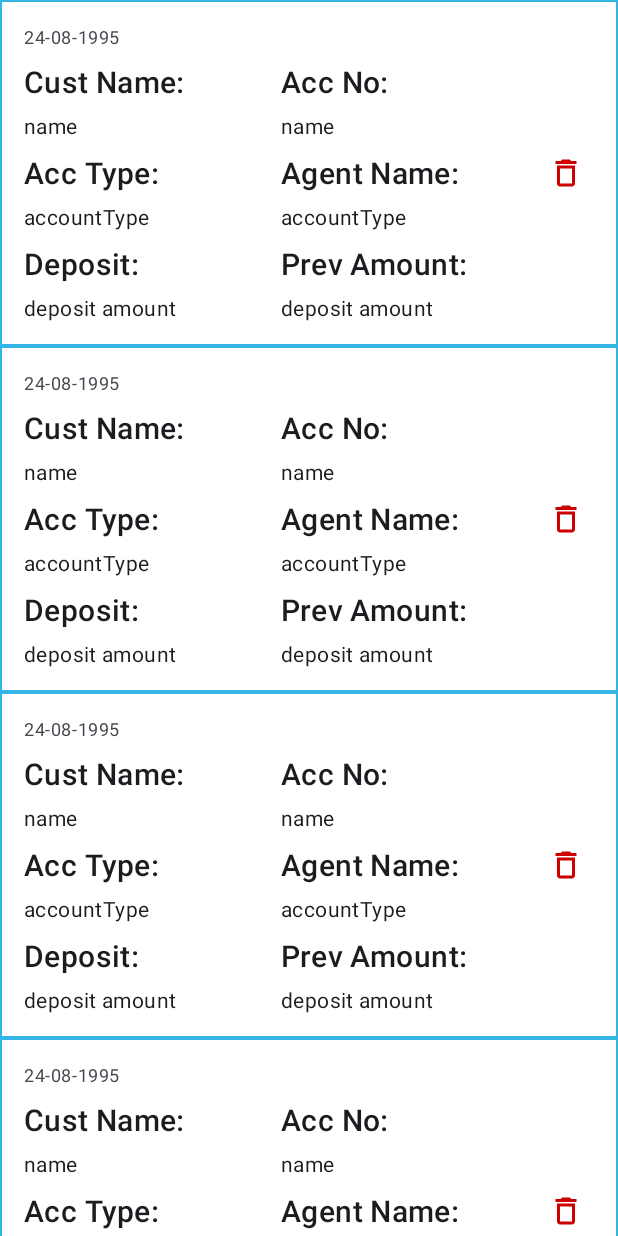
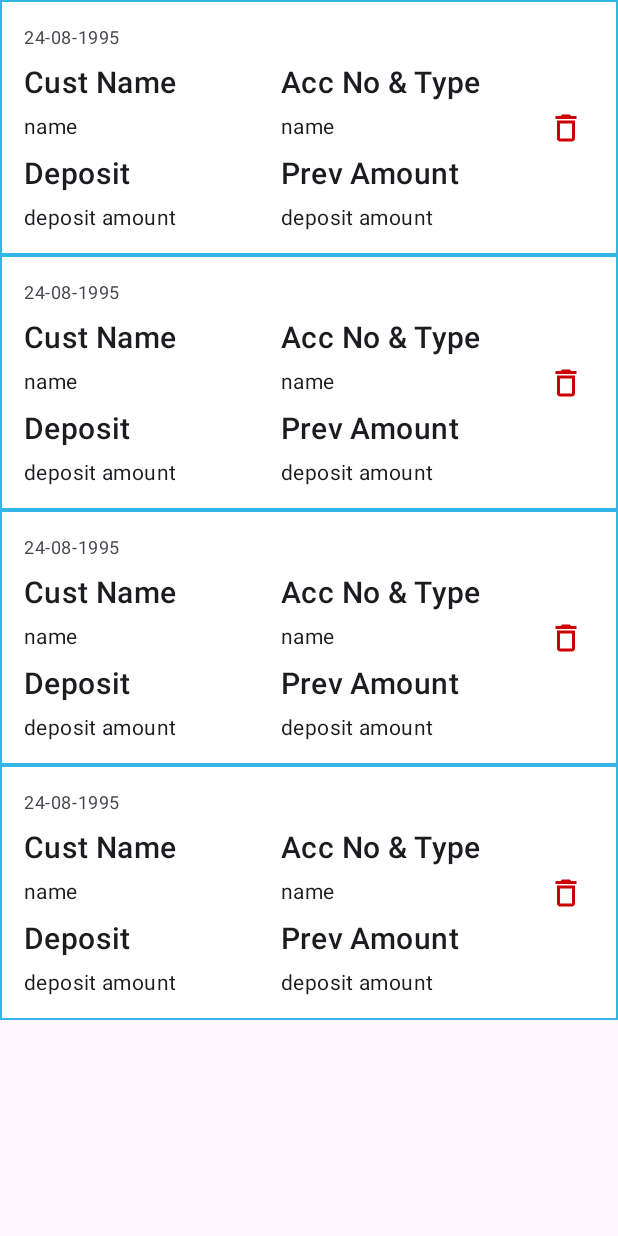
Before and after one commit to NiteenRC/pigmy-machine, an Android app: the layout fragment_transaction.xml on its own in the app's theme, with its tools: preview values and no code run, on a phone screen of 412 x 824 dp. Run offline under Robolectric (Android 15) with nearby library versions, the phone set to English and light mode, and no system bars.

```diff
--- a/app/src/main/res/layout/transaction_history_item.xml
+++ b/app/src/main/res/layout/transaction_history_item.xml
@@ -22,7 +22,7 @@
         android:layout_width="0dp"
         android:layout_height="wrap_content"
         android:layout_marginTop="8dp"
-        android:text="Cust Name:"
+        android:text="Cust Name"
         android:textAppearance="?attr/textAppearanceHeadline6"
         app:layout_constraintEnd_toStartOf="@id/centerDivider"
         app:layout_constraintStart_toStartOf="parent"
@@ -39,7 +39,7 @@
         app:layout_constraintTop_toBottomOf="@id/nameLabel"
         tools:text="name" />
 
-    <TextView
+    <!-- <TextView
         android:id="@+id/accountTypeLabel"
         android:layout_width="0dp"
         android:layout_height="wrap_content"
@@ -59,18 +59,18 @@
         app:layout_constraintEnd_toStartOf="@id/centerDivider"
         app:layout_constraintStart_toStartOf="parent"
         app:layout_constraintTop_toBottomOf="@id/accountTypeLabel"
-        tools:text="accountType" />
+        tools:text="accountType" /> -->
 
     <TextView
         android:id="@+id/depositLabel"
         android:layout_width="0dp"
         android:layout_height="wrap_content"
         android:layout_marginTop="8dp"
-        android:text="Deposit:"
+        android:text="Deposit"
         android:textAppearance="?attr/textAppearanceHeadline6"
         app:layout_constraintEnd_toStartOf="@id/centerDivider"
         app:layout_constraintStart_toStartOf="parent"
-        app:layout_constraintTop_toBottomOf="@id/accountType" />
+        app:layout_constraintTop_toBottomOf="@id/name" />
 
     <TextView
         android:id="@+id/depositAmount"
@@ -102,7 +102,7 @@
         android:layout_width="0dp"
         android:layout_height="wrap_content"
         android:layout_marginTop="8dp"
-        android:text="Acc No:"
+        android:text="@string/acc_no_type"
         android:textAppearance="?attr/textAppearanceHeadline6"
         app:layout_constraintEnd_toStartOf="@id/divider"
         app:layout_constraintStart_toEndOf="@id/centerDivider"
@@ -119,7 +119,7 @@
         app:layout_constraintTop_toBottomOf="@id/accNoLabel"
         tools:text="name" />
 
-    <TextView
+    <!--<TextView
         android:id="@+id/agentNameLabel"
         android:layout_width="0dp"
         android:layout_height="wrap_content"
@@ -127,8 +127,7 @@
         android:text="Agent Name:"
         android:textAppearance="?attr/textAppearanceHeadline6"
         app:layout_constraintEnd_toStartOf="@id/divider"
-        app:layout_constraintStart_toEndOf="@id/centerDivider"
-        app:layout_constraintTop_toBottomOf="@id/accNo" />
+        app:layout_constraintStart_toEndOf="@id/centerDivider" />
 
     <TextView
         android:id="@+id/agentName"
@@ -139,18 +138,18 @@
         app:layout_constraintEnd_toStartOf="@id/divider"
         app:layout_constraintStart_toEndOf="@id/centerDivider"
         app:layout_constraintTop_toBottomOf="@id/agentNameLabel"
-        tools:text="accountType" />
+        tools:text="accountType" /> -->
 
     <TextView
         android:id="@+id/prevAmountLabel"
         android:layout_width="0dp"
         android:layout_height="wrap_content"
         android:layout_marginTop="8dp"
-        android:text="Prev Amount:"
+        android:text="Prev Amount"
         android:textAppearance="?attr/textAppearanceHeadline6"
         app:layout_constraintEnd_toStartOf="@id/divider"
         app:layout_constraintStart_toEndOf="@id/centerDivider"
-        app:layout_constraintTop_toBottomOf="@id/accountType" />
+        app:layout_constraintTop_toBottomOf="@id/accNo" />
 
     <TextView
         android:id="@+id/prevAmount"
--- a/app/src/main/res/values/strings.xml
+++ b/app/src/main/res/values/strings.xml
@@ -13,4 +13,5 @@
     <string name="hello_blank_fragment">Hello blank fragment</string>
     <string name="transaction_history_fragment_title">Transaction History</string>
     <string name="delete">delete</string>
+    <string name="acc_no_type"><![CDATA[Acc No & Type]]></string>
 </resources>
```
Also changed, not shown: app/src/main/java/com/example/pigmy/DepositViewHolder.java (+4 -4 lines), app/src/main/java/com/example/pigmy/HomeFragment.java (+7 -0 lines).
